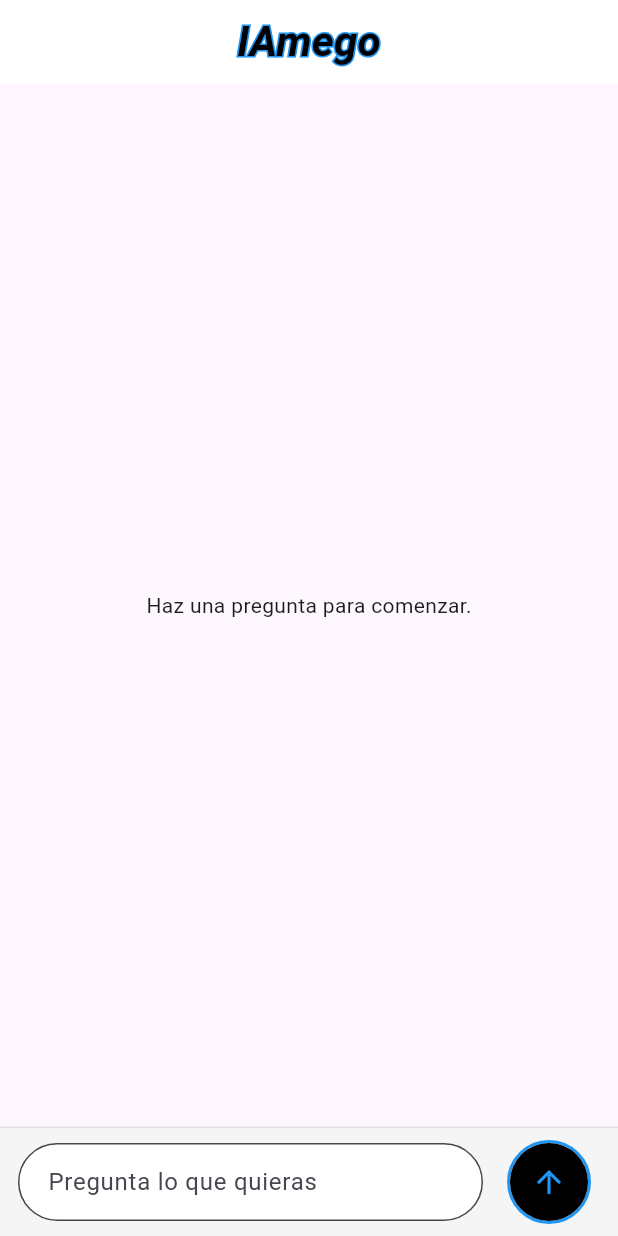
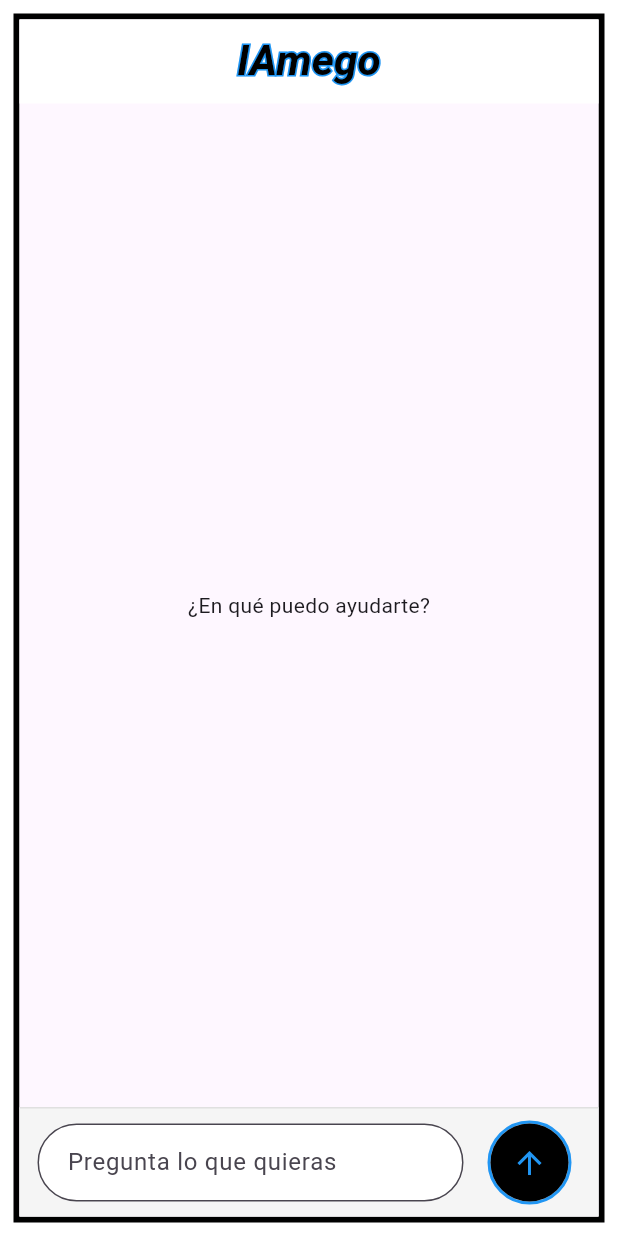
Before and after one commit to jholian10/CHAP_IA_0.0.1, a Flutter app: the screen it shows after launch, on a phone screen of 412 x 824 dp. Run offline on Flutter 3.47's test engine with Material 3 defaults, Android fonts, the phone set to English and light mode, and no system bars; our stand-ins replace flutter_bloc.

Commit message:
agrego un borde negro de estética

```diff
--- a/chap_ia_001/lib/views/chat_page.dart
+++ b/chap_ia_001/lib/views/chat_page.dart
@@ -18,7 +18,13 @@
 
   @override
   Widget build(BuildContext context) {
-    return Scaffold(
+    return Container(
+      margin: const EdgeInsets.all(9),
+      decoration: BoxDecoration(
+        border: Border.all(color: Colors.black, width: 4),
+        color: Colors.white,
+      ),
+      child: Scaffold(
         appBar: AppBar(
           backgroundColor: Colors.white,
           centerTitle: true,
@@ -79,18 +85,18 @@
                           },
                         );
                       } else {
-                      return Center(
-                        child: Text("Haz una pregunta para comenzar."),
-                      );
+                        return Center(child: Text("¿En qué puedo ayudarte?"));
                       }
                     },
                   ),
                 ),
               ),
 
-            // Barra de entrada abajo
               Container(
-              padding: const EdgeInsets.symmetric(horizontal: 12, vertical: 8),
+                padding: const EdgeInsets.symmetric(
+                  horizontal: 12,
+                  vertical: 8,
+                ),
                 decoration: BoxDecoration(
                   color: Colors.grey.shade100,
                   border: Border(top: BorderSide(color: Colors.grey.shade300)),
@@ -128,7 +134,9 @@
                               SendMessageEvent(pregunta),
                             );
                             _controller.clear();
-                          FocusScope.of(context).unfocus(); // Oculta el teclado
+                            FocusScope.of(
+                              context,
+                            ).unfocus(); // Oculta el teclado
                           }
                         },
                         style: ElevatedButton.styleFrom(
@@ -150,6 +158,7 @@
             ],
           ),
         ),
+      ),
     );
   }
 }
```
Lines whose indentation alone changed are shown as unchanged.
